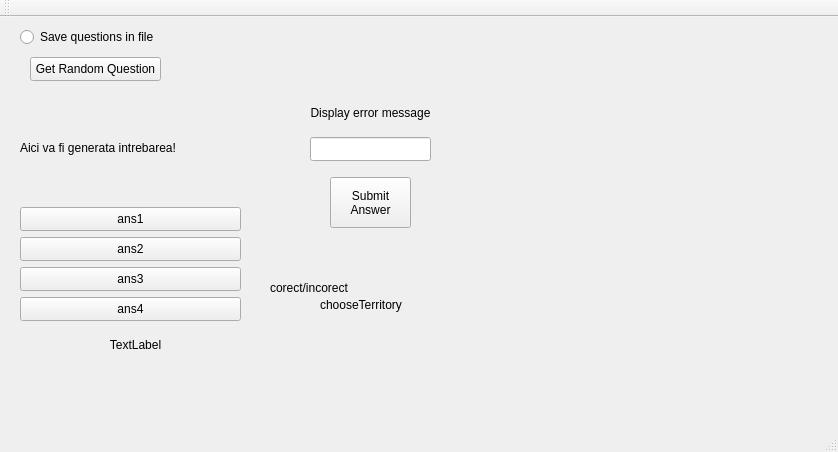
This is Triviador/Triviador/Triviador.ui in AndreiAndreea/TriviadorMCpp as Qt 5 draws it before an edit. The edited form follows.
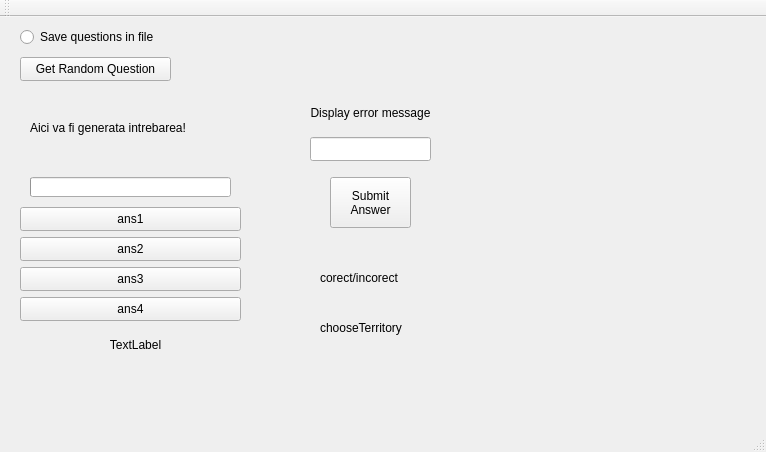
This is the edited form.

Commit message: Added a progress bar when the question is displayed, the buttons become unavailable if the time runs out. The player has 10 seconds to think of and choose an answer.

Diff of the .ui file:
```diff
--- a/Triviador/Triviador/Triviador.ui
+++ b/Triviador/Triviador/Triviador.ui
@@ -6,7 +6,7 @@
    <rect>
     <x>0</x>
     <y>0</y>
-    <width>838</width>
+    <width>766</width>
     <height>452</height>
    </rect>
   </property>
@@ -30,9 +30,9 @@
    <widget class="QPushButton" name="getRandomQuestionButton">
     <property name="geometry">
      <rect>
-      <x>30</x>
+      <x>20</x>
       <y>40</y>
-      <width>131</width>
+      <width>151</width>
       <height>24</height>
      </rect>
     </property>
@@ -43,8 +43,8 @@
    <widget class="QLabel" name="titleLabel">
     <property name="geometry">
      <rect>
-      <x>20</x>
-      <y>90</y>
+      <x>30</x>
+      <y>70</y>
       <width>231</width>
       <height>81</height>
      </rect>
@@ -118,8 +118,8 @@
    <widget class="QLabel" name="displayAnswerVerdictMultipleChoiceQuestionLabel">
     <property name="geometry">
      <rect>
-      <x>270</x>
-      <y>230</y>
+      <x>320</x>
+      <y>220</y>
       <width>291</width>
       <height>81</height>
      </rect>
@@ -216,15 +216,31 @@
     <property name="geometry">
      <rect>
       <x>320</x>
-      <y>280</y>
+      <y>300</y>
       <width>201</width>
-      <height>16</height>
+      <height>21</height>
      </rect>
     </property>
     <property name="text">
      <string>chooseTerritory</string>
     </property>
    </widget>
+   <widget class="QProgressBar" name="progressBar">
+    <property name="geometry">
+     <rect>
+      <x>30</x>
+      <y>160</y>
+      <width>201</width>
+      <height>20</height>
+     </rect>
+    </property>
+    <property name="value">
+     <number>0</number>
+    </property>
+    <property name="textVisible">
+     <bool>false</bool>
+    </property>
+   </widget>
   </widget>
   <widget class="QMenuBar" name="menuBar">
    <property name="geometry">
```
Left out of the diff: 4 changed lines with no effect on the pictures. The commit also changes 2 other files.
